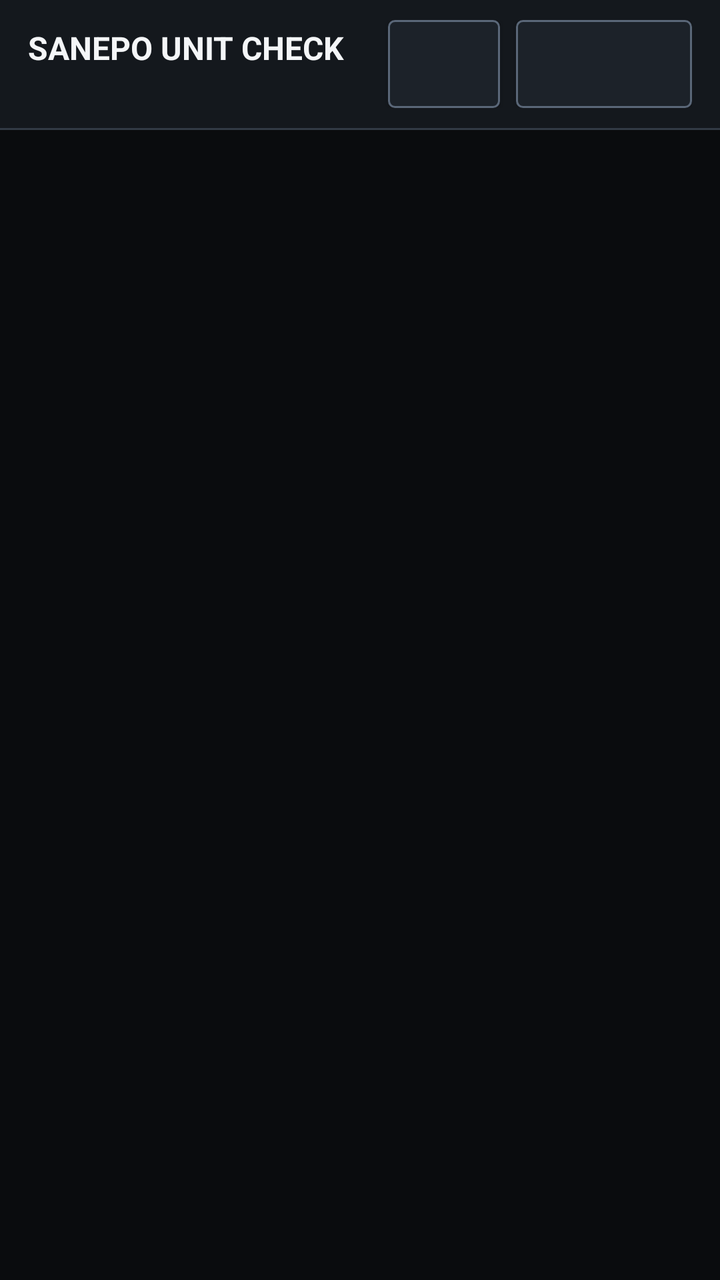
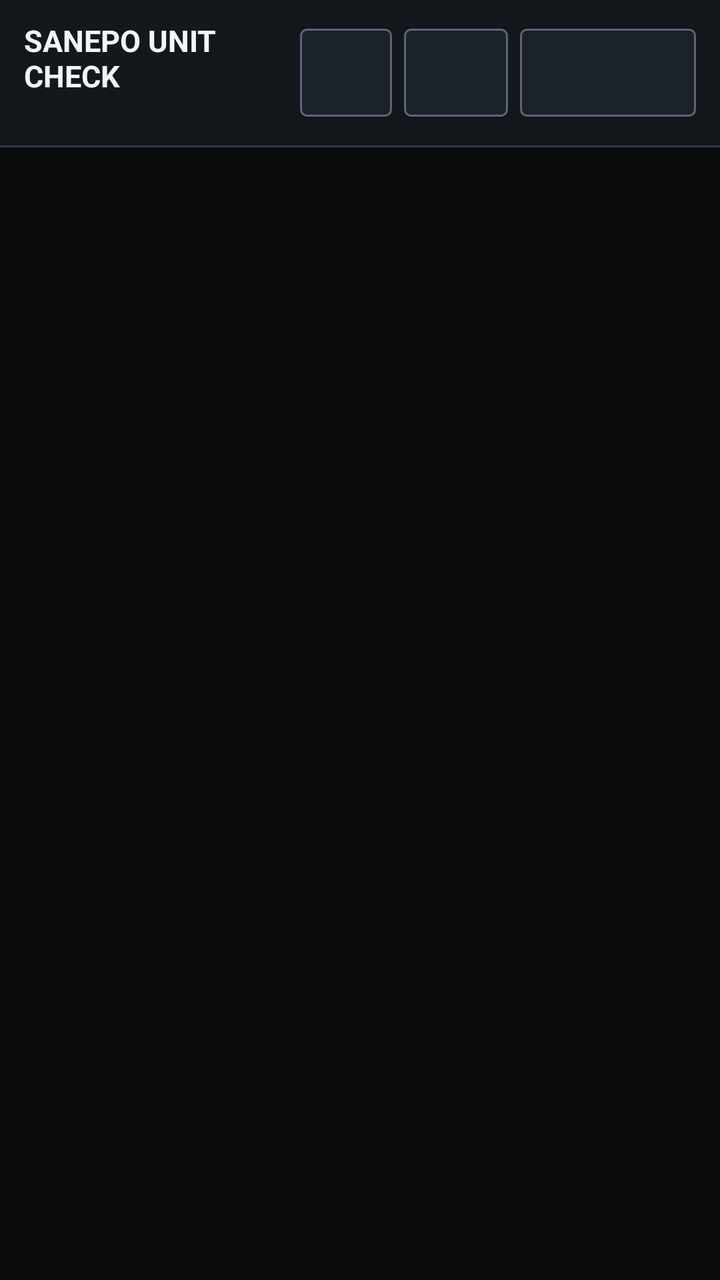

The first picture is an Android layout as it rendered before a commit; the second is the same layout after the commit. The layout source and the unified diff follow.
<!-- AndroidManifest.xml: application theme Theme.SanepoUnitCheck -->
<!-- res/layout/activity_main.xml -->
<?xml version="1.0" encoding="utf-8"?>
<LinearLayout xmlns:android="http://schemas.android.com/apk/res/android"
    android:id="@+id/rootMain"
    android:layout_width="match_parent"
    android:layout_height="match_parent"
    android:background="@color/bg_canvas"
    android:orientation="vertical">

    
    <LinearLayout
        android:layout_width="match_parent"
        android:layout_height="wrap_content"
        android:background="@color/bg_surface"
        android:gravity="center_vertical"
        android:orientation="horizontal"
        android:paddingHorizontal="14dp"
        android:paddingVertical="10dp">

        <LinearLayout
            android:layout_width="0dp"
            android:layout_height="wrap_content"
            android:layout_weight="1"
            android:orientation="vertical">

            <TextView
                android:id="@+id/tvAppTitle"
                android:layout_width="wrap_content"
                android:layout_height="wrap_content"
                android:text="SANEPO UNIT CHECK"
                android:textColor="@color/text_primary"
                android:textSize="16sp"
                android:textStyle="bold" />

            <TextView
                android:id="@+id/tvAppSubtitle"
                android:layout_width="wrap_content"
                android:layout_height="wrap_content"
                android:textColor="@color/text_muted"
                android:textSize="12sp" />
        </LinearLayout>

        <Button
            android:id="@+id/btnLangToggle"
            android:layout_width="wrap_content"
            android:layout_height="44dp"
            android:background="@drawable/bg_btn_secondary"
            android:focusable="true"
            android:minWidth="56dp"
            android:paddingHorizontal="10dp"
            android:textColor="@color/text_primary"
            android:textSize="12sp"
            android:textStyle="bold" />

        <Button
            android:id="@+id/btnOpenReport"
            android:layout_width="wrap_content"
            android:layout_height="44dp"
            android:layout_marginStart="8dp"
            android:background="@drawable/bg_btn_secondary"
            android:focusable="true"
            android:paddingHorizontal="12dp"
            android:textColor="@color/accent_amber_text"
            android:textSize="12sp"
            android:textStyle="bold" />
    </LinearLayout>

    <View
        android:layout_width="match_parent"
        android:layout_height="1dp"
        android:background="@color/border_sharp" />

    <androidx.recyclerview.widget.RecyclerView
        android:id="@+id/recyclerDashboard"
        android:layout_width="match_parent"
        android:layout_height="0dp"
        android:layout_weight="1"
        android:clipToPadding="false"
        android:paddingHorizontal="14dp"
        android:paddingTop="12dp"
        android:paddingBottom="24dp" />

</LinearLayout>
<!-- resources referenced by this layout -->
<resources>
  <color name="accent_amber_text">#FF8C38</color>
  <color name="bg_canvas">#0A0C0E</color>
  <color name="bg_surface">#14181D</color>
  <color name="border_sharp">#323A45</color>
  <color name="text_muted">#96A3B3</color>
  <color name="text_primary">#F4F6F8</color>
  <!-- drawable bg_btn_secondary (drawable) -->
  <?xml version="1.0" encoding="utf-8"?>
  <selector xmlns:android="http://schemas.android.com/apk/res/android">
      <item android:state_focused="true">
          <shape android:shape="rectangle">
              <solid android:color="@color/bg_well" />
              <stroke android:width="2dp" android:color="@color/border_focus" />
              <corners android:radius="3dp" />
          </shape>
      </item>
      <item android:state_pressed="true">
          <shape android:shape="rectangle">
              <solid android:color="@color/bg_well_pressed" />
              <stroke android:width="1dp" android:color="@color/text_secondary" />
              <corners android:radius="3dp" />
          </shape>
      </item>
      <item>
          <shape android:shape="rectangle">
              <solid android:color="@color/bg_well" />
              <stroke android:width="1dp" android:color="@color/border_control" />
              <corners android:radius="3dp" />
          </shape>
      </item>
  </selector>
  <style name="Theme.SanepoUnitCheck" parent="Theme.AppCompat.NoActionBar">
          <item name="android:windowBackground">@color/bg_canvas</item>
          <item name="android:colorBackground">@color/bg_canvas</item>
          <item name="colorPrimary">@color/accent_amber</item>
          <item name="colorPrimaryDark">@color/bg_canvas</item>
          <item name="colorAccent">@color/accent_amber</item>
          <item name="android:textColorPrimary">@color/text_primary</item>
          <item name="android:textColorSecondary">@color/text_secondary</item>
          <item name="android:statusBarColor">@color/bg_canvas</item>
          <item name="android:navigationBarColor">@color/bg_canvas</item>
          <item name="android:windowLightStatusBar" tools:targetApi="23">false</item>
      </style>
  <color name="bg_well">#1C2229</color>
  <color name="border_focus">#FF8533</color>
  <color name="bg_well_pressed">#27303A</color>
  <color name="text_secondary">#C2CCD6</color>
  <color name="border_control">#5A6778</color>
  <color name="accent_amber">#FF6B00</color>
</resources>

<!-- the commit's change to res/layout/activity_main.xml (unified diff, before → after) -->
@@ -13,7 +13,7 @@
         android:background="@color/bg_surface"
         android:gravity="center_vertical"
         android:orientation="horizontal"
-        android:paddingHorizontal="14dp"
+        android:paddingHorizontal="12dp"
         android:paddingVertical="10dp">
 
         <LinearLayout
@@ -28,15 +28,17 @@
                 android:layout_height="wrap_content"
                 android:text="SANEPO UNIT CHECK"
                 android:textColor="@color/text_primary"
-                android:textSize="16sp"
+                android:textSize="15sp"
                 android:textStyle="bold" />
 
             <TextView
                 android:id="@+id/tvAppSubtitle"
                 android:layout_width="wrap_content"
                 android:layout_height="wrap_content"
+                android:ellipsize="end"
+                android:maxLines="2"
                 android:textColor="@color/text_muted"
-                android:textSize="12sp" />
+                android:textSize="11sp" />
         </LinearLayout>
 
         <Button
@@ -45,22 +47,35 @@
             android:layout_height="44dp"
             android:background="@drawable/bg_btn_secondary"
             android:focusable="true"
-            android:minWidth="56dp"
-            android:paddingHorizontal="10dp"
+            android:minWidth="46dp"
+            android:paddingHorizontal="8dp"
             android:textColor="@color/text_primary"
-            android:textSize="12sp"
+            android:textSize="11sp"
+            android:textStyle="bold" />
+
+        <Button
+            android:id="@+id/btnOpenAbout"
+            android:layout_width="wrap_content"
+            android:layout_height="44dp"
+            android:layout_marginStart="6dp"
+            android:background="@drawable/bg_btn_secondary"
+            android:focusable="true"
+            android:minWidth="52dp"
+            android:paddingHorizontal="8dp"
+            android:textColor="@color/text_primary"
+            android:textSize="11sp"
             android:textStyle="bold" />
 
         <Button
             android:id="@+id/btnOpenReport"
             android:layout_width="wrap_content"
             android:layout_height="44dp"
-            android:layout_marginStart="8dp"
+            android:layout_marginStart="6dp"
             android:background="@drawable/bg_btn_secondary"
             android:focusable="true"
-            android:paddingHorizontal="12dp"
+            android:paddingHorizontal="10dp"
             android:textColor="@color/accent_amber_text"
-            android:textSize="12sp"
+            android:textSize="11sp"
             android:textStyle="bold" />
     </LinearLayout>
 
@@ -68,6 +83,23 @@
         android:layout_width="match_parent"
         android:layout_height="1dp"
         android:background="@color/border_sharp" />
+
+    <TextView
+        android:id="@+id/tvUpdateBanner"
+        style="@style/TechValueMono"
+        android:layout_width="match_parent"
+        android:layout_height="wrap_content"
+        android:background="@drawable/bg_badge_pass"
+        android:clickable="true"
+        android:focusable="true"
+        android:gravity="center_vertical"
+        android:minHeight="44dp"
+        android:paddingHorizontal="14dp"
+        android:paddingVertical="8dp"
+        android:textColor="@color/status_pass_fg"
+        android:textSize="12sp"
+        android:textStyle="bold"
+        android:visibility="gone" />
 
     <androidx.recyclerview.widget.RecyclerView
         android:id="@+id/recyclerDashboard"
<!-- resource entries referenced after the edit -->
@@ -4,8 +4,16 @@
   <color name="bg_canvas">#0A0C0E</color>
   <color name="bg_surface">#14181D</color>
   <color name="border_sharp">#323A45</color>
+  <color name="status_pass_fg">#4ADE80</color>
   <color name="text_muted">#96A3B3</color>
   <color name="text_primary">#F4F6F8</color>
+  <!-- drawable bg_badge_pass (drawable) -->
+  <?xml version="1.0" encoding="utf-8"?>
+  <shape xmlns:android="http://schemas.android.com/apk/res/android" android:shape="rectangle">
+      <solid android:color="@color/status_pass_bg" />
+      <stroke android:width="1dp" android:color="@color/status_pass_border" />
+      <corners android:radius="2dp" />
+  </shape>
   <!-- drawable bg_btn_secondary (drawable) -->
   <?xml version="1.0" encoding="utf-8"?>
   <selector xmlns:android="http://schemas.android.com/apk/res/android">
@@ -31,6 +39,11 @@
           </shape>
       </item>
   </selector>
+  <style name="TechValueMono">
+          <item name="android:fontFamily">monospace</item>
+          <item name="android:textColor">@color/text_primary</item>
+          <item name="android:textSize">13sp</item>
+      </style>
   <style name="Theme.SanepoUnitCheck" parent="Theme.AppCompat.NoActionBar">
           <item name="android:windowBackground">@color/bg_canvas</item>
           <item name="android:colorBackground">@color/bg_canvas</item>
@@ -43,6 +56,8 @@
           <item name="android:navigationBarColor">@color/bg_canvas</item>
           <item name="android:windowLightStatusBar" tools:targetApi="23">false</item>
       </style>
+  <color name="status_pass_bg">#0B2816</color>
+  <color name="status_pass_border">#22C55E</color>
   <color name="bg_well">#1C2229</color>
   <color name="border_focus">#FF8533</color>
   <color name="bg_well_pressed">#27303A</color>
